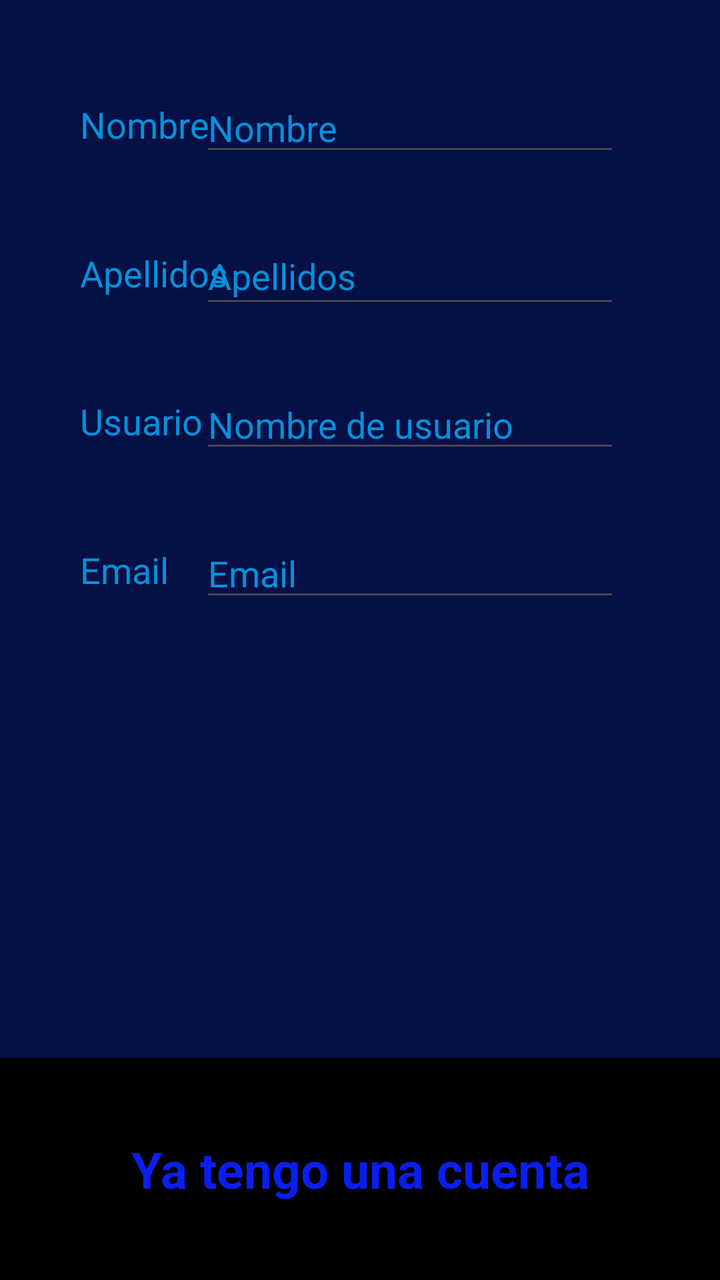
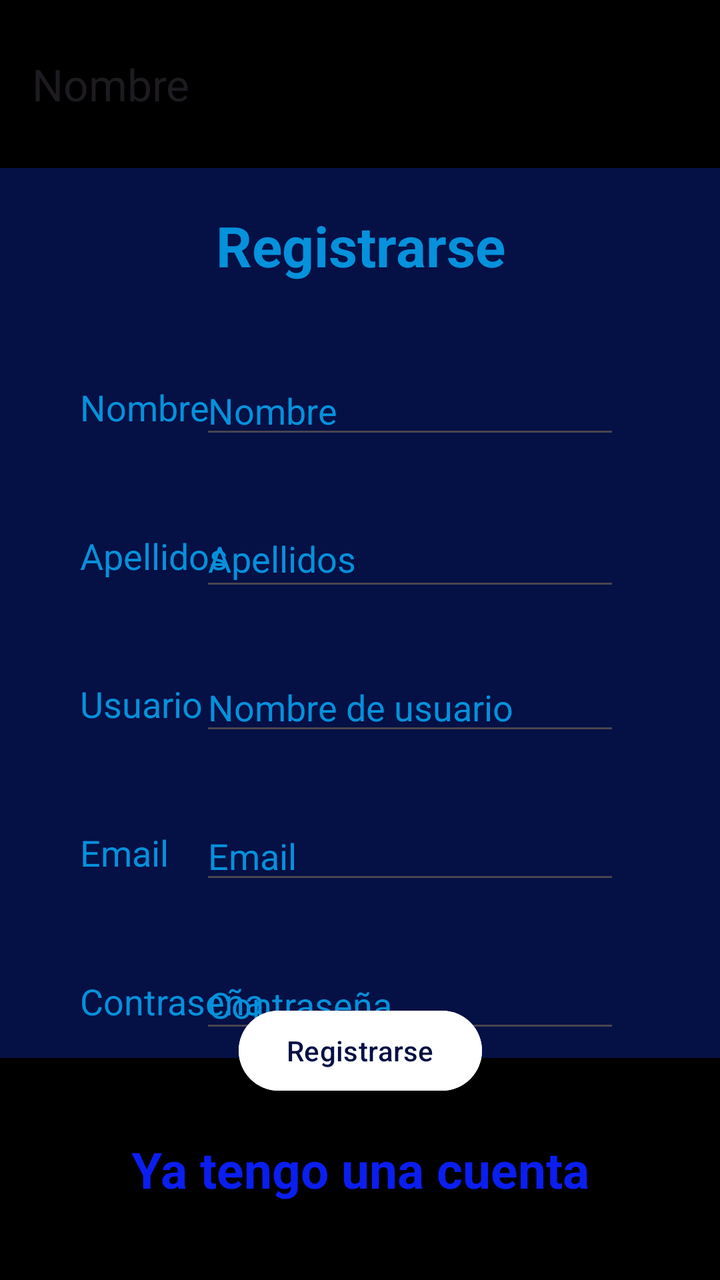

Before-and-after screenshots of an Android layout around one commit, followed by the original layout XML and the change that was made.
<!-- AndroidManifest.xml: application theme Theme.Proyecto -->
<!-- res/layout/activity_registro.xml -->
<?xml version="1.0" encoding="utf-8"?>
<androidx.constraintlayout.widget.ConstraintLayout xmlns:android="http://schemas.android.com/apk/res/android"
    xmlns:app="http://schemas.android.com/apk/res-auto"
    xmlns:tools="http://schemas.android.com/tools"
    android:id="@+id/main"
    android:layout_width="match_parent"
    android:layout_height="match_parent"
    android:background="@color/Azul_Marino"
    tools:context=".RegistroActivity">

    <androidx.appcompat.widget.Toolbar
        android:id="@+id/toolbar2"
        android:layout_width="0dp"
        android:layout_height="111dp"
        android:background="@color/Negro"
        android:minHeight="?attr/actionBarSize"
        android:theme="?attr/actionBarTheme"
        app:layout_constraintBottom_toBottomOf="parent"
        app:layout_constraintEnd_toEndOf="parent"
        app:layout_constraintHorizontal_bias="0.0"
        app:layout_constraintStart_toStartOf="parent" />

    <TextView
        android:id="@+id/tenerCuenta"
        android:layout_width="0dp"
        android:layout_height="wrap_content"
        android:text="@string/tenerCuenta"
        android:textAlignment="center"
        android:textColor="@color/Azul_Oscuro"
        android:textSize="25sp"
        android:textStyle="bold"
        app:layout_constraintBottom_toBottomOf="@+id/toolbar2"
        app:layout_constraintEnd_toEndOf="parent"
        app:layout_constraintStart_toStartOf="@+id/toolbar2"
        app:layout_constraintTop_toTopOf="@+id/toolbar2" />

    <TextView
        android:id="@+id/txtnombre"
        android:layout_width="73dp"
        android:layout_height="wrap_content"
        android:layout_marginStart="40dp"
        android:layout_marginTop="50dp"
        android:text="@string/Nombre"
        android:textColor="@color/Azul_Claro"
        android:textSize="18sp"
        app:layout_constraintStart_toStartOf="parent"
        app:layout_constraintTop_toTopOf="parent" />

    <EditText
        android:id="@+id/nombreReg"
        android:layout_width="wrap_content"
        android:layout_height="wrap_content"
        android:layout_marginEnd="50dp"
        android:ems="10"
        android:hint="@string/Nombre"
        android:inputType="text"
        android:textColor="@color/Azul_Claro"
        android:textColorHint="@color/Azul_Claro"
        app:layout_constraintBottom_toBottomOf="@+id/txtnombre"
        app:layout_constraintEnd_toEndOf="parent"
        app:layout_constraintTop_toTopOf="@+id/txtnombre" />

    <TextView
        android:id="@+id/txtApellidos"
        android:layout_width="wrap_content"
        android:layout_height="24dp"
        android:layout_marginStart="40dp"
        android:layout_marginTop="50dp"
        android:text="@string/Apellidos"
        android:textColor="@color/Azul_Claro"
        android:textSize="18sp"
        app:layout_constraintStart_toStartOf="parent"
        app:layout_constraintTop_toBottomOf="@+id/txtnombre" />

    <EditText
        android:id="@+id/apellidosReg2"
        android:layout_width="210dp"
        android:layout_height="45dp"
        android:layout_marginEnd="50dp"
        android:ems="10"
        android:hint="@string/Apellidos"
        android:inputType="text"
        android:textColor="@color/Azul_Claro"
        android:textColorHint="@color/Azul_Claro"
        app:layout_constraintBottom_toBottomOf="@+id/txtApellidos"
        app:layout_constraintEnd_toEndOf="parent"
        app:layout_constraintTop_toTopOf="@+id/txtApellidos" />

    <TextView
        android:id="@+id/txtUsuario"
        android:layout_width="wrap_content"
        android:layout_height="wrap_content"
        android:layout_marginStart="40dp"
        android:layout_marginTop="50dp"
        android:text="@string/usuario"
        android:textColor="@color/Azul_Claro"
        android:textSize="18sp"
        app:layout_constraintStart_toStartOf="parent"
        app:layout_constraintTop_toBottomOf="@+id/txtApellidos" />

    <EditText
        android:id="@+id/UsuarioReg"
        android:layout_width="wrap_content"
        android:layout_height="wrap_content"
        android:layout_marginEnd="50dp"
        android:ems="10"
        android:hint="@string/nombreUsu"
        android:inputType="text"
        android:textColorHint="@color/Azul_Claro"
        app:layout_constraintBottom_toBottomOf="@+id/txtUsuario"
        app:layout_constraintEnd_toEndOf="parent"
        app:layout_constraintTop_toTopOf="@+id/txtUsuario" />

    <TextView
        android:id="@+id/txtEmail"
        android:layout_width="wrap_content"
        android:layout_height="wrap_content"
        android:layout_marginStart="40dp"
        android:layout_marginTop="50dp"
        android:text="@string/Email"
        android:textColor="@color/Azul_Claro"
        android:textSize="18sp"
        app:layout_constraintStart_toStartOf="parent"
        app:layout_constraintTop_toBottomOf="@+id/txtUsuario" />

    <EditText
        android:id="@+id/editTextText3"
        android:layout_width="wrap_content"
        android:layout_height="wrap_content"
        android:layout_marginEnd="50dp"
        android:ems="10"
        android:hint="@string/Email"
        android:inputType="text"
        android:textColorHint="@color/Azul_Claro"
        app:layout_constraintBottom_toBottomOf="@+id/txtEmail"
        app:layout_constraintEnd_toEndOf="parent"
        app:layout_constraintTop_toTopOf="@+id/txtEmail" />

</androidx.constraintlayout.widget.ConstraintLayout>
<!-- resources referenced by this layout -->
<resources>
  <color name="Azul_Claro">#0591DB</color>
  <color name="Azul_Marino">#051045</color>
  <color name="Azul_Oscuro">#0A1EF0</color>
  <color name="Negro">#FF000000</color>
  <string name="Apellidos">Apellidos</string>
  <string name="Email" translatable="false">Email</string>
  <string name="Nombre">Nombre</string>
  <string name="nombreUsu">Nombre de usuario</string>
  <string name="tenerCuenta">Ya tengo una cuenta</string>
  <string name="usuario">Usuario</string>
  <style name="Theme.Proyecto" parent="Base.Theme.Proyecto" />
  <style name="Base.Theme.Proyecto" parent="Theme.Material3.DayNight.NoActionBar">
          
          
      </style>
</resources>

<!-- the commit's change to res/layout/activity_registro.xml (unified diff, before → after) -->
@@ -21,7 +21,7 @@
         app:layout_constraintStart_toStartOf="parent" />
 
     <TextView
-        android:id="@+id/tenerCuenta"
+        android:id="@+id/tenerCuentaReg"
         android:layout_width="0dp"
         android:layout_height="wrap_content"
         android:text="@string/tenerCuenta"
@@ -44,10 +44,10 @@
         android:textColor="@color/Azul_Claro"
         android:textSize="18sp"
         app:layout_constraintStart_toStartOf="parent"
-        app:layout_constraintTop_toTopOf="parent" />
-
-    <EditText
-        android:id="@+id/nombreReg"
+        app:layout_constraintTop_toBottomOf="@+id/textView2" />
+
+    <EditText
+        android:id="@+id/editNombreReg"
         android:layout_width="wrap_content"
         android:layout_height="wrap_content"
         android:layout_marginEnd="50dp"
@@ -73,7 +73,7 @@
         app:layout_constraintTop_toBottomOf="@+id/txtnombre" />
 
     <EditText
-        android:id="@+id/apellidosReg2"
+        android:id="@+id/editApellidosReg"
         android:layout_width="210dp"
         android:layout_height="45dp"
         android:layout_marginEnd="50dp"
@@ -99,7 +99,7 @@
         app:layout_constraintTop_toBottomOf="@+id/txtApellidos" />
 
     <EditText
-        android:id="@+id/UsuarioReg"
+        android:id="@+id/editUsuarioReg"
         android:layout_width="wrap_content"
         android:layout_height="wrap_content"
         android:layout_marginEnd="50dp"
@@ -124,7 +124,7 @@
         app:layout_constraintTop_toBottomOf="@+id/txtUsuario" />
 
     <EditText
-        android:id="@+id/editTextText3"
+        android:id="@+id/editEmailReg"
         android:layout_width="wrap_content"
         android:layout_height="wrap_content"
         android:layout_marginEnd="50dp"
@@ -136,4 +136,68 @@
         app:layout_constraintEnd_toEndOf="parent"
         app:layout_constraintTop_toTopOf="@+id/txtEmail" />
 
+    <TextView
+        android:id="@+id/textView"
+        android:layout_width="wrap_content"
+        android:layout_height="wrap_content"
+        android:layout_marginStart="40dp"
+        android:layout_marginTop="50dp"
+        android:text="@string/contraseña"
+        android:textColor="@color/Azul_Claro"
+        android:textSize="18sp"
+        app:layout_constraintStart_toStartOf="parent"
+        app:layout_constraintTop_toBottomOf="@+id/txtEmail" />
+
+    <EditText
+        android:id="@+id/editPasswordReg"
+        android:layout_width="wrap_content"
+        android:layout_height="wrap_content"
+        android:layout_marginEnd="50dp"
+        android:ems="10"
+        android:hint="@string/contraseña"
+        android:inputType="text"
+        android:textColor="@color/Azul_Claro"
+        android:textColorHint="@color/Azul_Claro"
+        app:layout_constraintBottom_toBottomOf="@+id/textView"
+        app:layout_constraintEnd_toEndOf="parent"
+        app:layout_constraintTop_toTopOf="@+id/textView" />
+
+    <androidx.appcompat.widget.Toolbar
+        android:id="@+id/toolbar3"
+        android:layout_width="0dp"
+        android:layout_height="84dp"
+        android:background="@color/Negro"
+        android:minHeight="?attr/actionBarSize"
+        android:theme="?attr/actionBarTheme"
+        app:layout_constraintEnd_toEndOf="parent"
+        app:layout_constraintStart_toStartOf="parent"
+        app:layout_constraintTop_toTopOf="parent"
+        app:title="Nombre " />
+
+    <TextView
+        android:id="@+id/textView2"
+        android:layout_width="wrap_content"
+        android:layout_height="wrap_content"
+        android:layout_marginTop="20dp"
+        android:text="@string/registrar"
+        android:textAlignment="center"
+        android:textColor="@color/Azul_Claro"
+        android:textSize="28sp"
+        android:textStyle="bold"
+        app:layout_constraintEnd_toEndOf="parent"
+        app:layout_constraintStart_toStartOf="parent"
+        app:layout_constraintTop_toBottomOf="@+id/toolbar3" />
+
+    <Button
+        android:id="@+id/btnRegistrar"
+        android:layout_width="wrap_content"
+        android:layout_height="wrap_content"
+        android:backgroundTint="@color/Blanco"
+        android:text="@string/registrar"
+        android:textColor="@color/Azul_Marino"
+        app:layout_constraintBottom_toTopOf="@+id/toolbar2"
+        app:layout_constraintEnd_toEndOf="parent"
+        app:layout_constraintStart_toStartOf="parent"
+        app:layout_constraintTop_toBottomOf="@+id/editPasswordReg" />
+
 </androidx.constraintlayout.widget.ConstraintLayout>
<!-- resource entries referenced after the edit -->
@@ -3,11 +3,13 @@
   <color name="Azul_Claro">#0591DB</color>
   <color name="Azul_Marino">#051045</color>
   <color name="Azul_Oscuro">#0A1EF0</color>
+  <color name="Blanco">#FFFFFFFF</color>
   <color name="Negro">#FF000000</color>
   <string name="Apellidos">Apellidos</string>
   <string name="Email" translatable="false">Email</string>
   <string name="Nombre">Nombre</string>
   <string name="nombreUsu">Nombre de usuario</string>
+  <string name="registrar">Registrarse</string>
   <string name="tenerCuenta">Ya tengo una cuenta</string>
   <string name="usuario">Usuario</string>
   <style name="Theme.Proyecto" parent="Base.Theme.Proyecto" />
